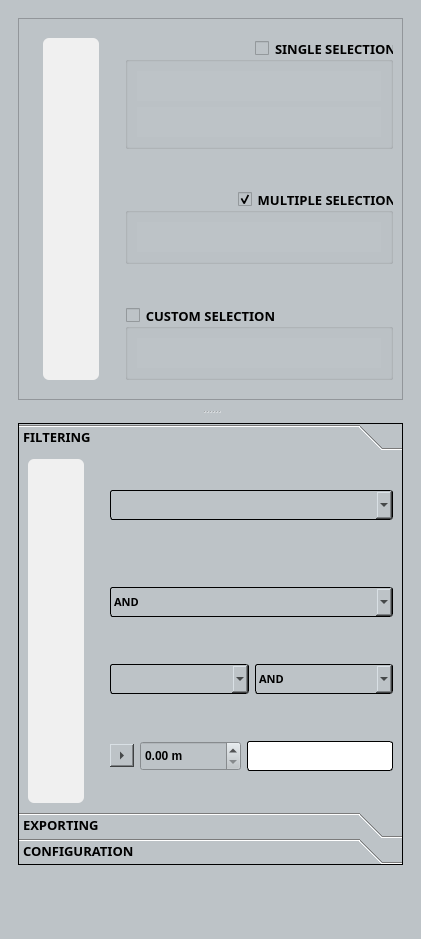
First picture: the form in filter_mate_dockwidget_base.ui, repository sducournau/filter_mate, before the edit.
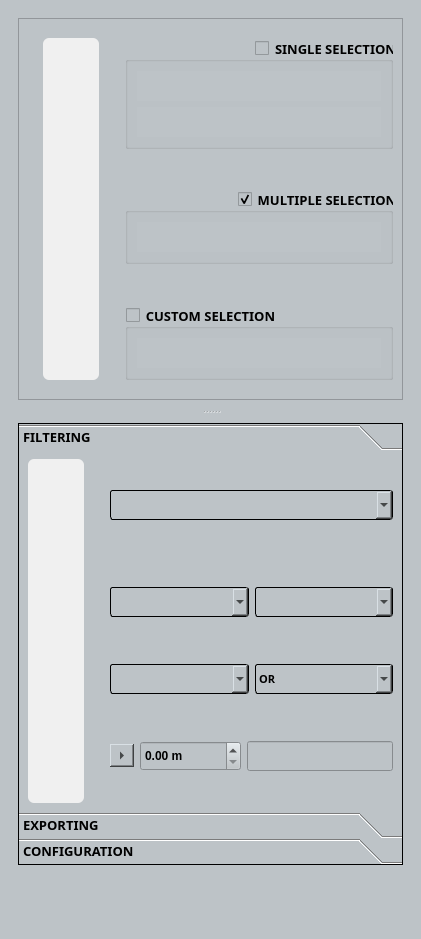
Second picture: the form after the edit. Icons and pictures are not drawn. Custom widgets are drawn as their Qt base class.

Commit message: Fix linking widgets bugs

The edit to the form file:
```diff
--- a/filter_mate_dockwidget_base.ui
+++ b/filter_mate_dockwidget_base.ui
@@ -1663,7 +1663,7 @@
                <x>0</x>
                <y>0</y>
                <width>381</width>
-               <height>354</height>
+               <height>356</height>
               </rect>
              </property>
              <attribute name="icon">
@@ -2450,7 +2450,9 @@
                  </spacer>
                 </item>
                 <item>
-                 <widget class="QComboBox" name="comboBox_filtering_current_layer_combine_operator">
+                 <layout class="QHBoxLayout" name="horizontalLayout_6">
+                  <item>
+                   <widget class="QComboBox" name="comboBox_filtering_source_layer_combine_operator">
                   <property name="sizePolicy">
                    <sizepolicy hsizetype="Preferred" vsizetype="Fixed">
                     <horstretch>0</horstretch>
@@ -2531,6 +2533,11 @@
                   <property name="maxVisibleItems">
                    <number>20</number>
                   </property>
+                    <item>
+                     <property name="text">
+                      <string/>
+                     </property>
+                    </item>
                   <item>
                    <property name="text">
                     <string>AND</string>
@@ -2547,6 +2554,96 @@
                    </property>
                   </item>
                  </widget>
+                  </item>
+                  <item>
+                   <widget class="QComboBox" name="comboBox_filtering_other_layers_combine_operator">
+                    <property name="minimumSize">
+                     <size>
+                      <width>0</width>
+                      <height>30</height>
+                     </size>
+                    </property>
+                    <property name="maximumSize">
+                     <size>
+                      <width>16777215</width>
+                      <height>30</height>
+                     </size>
+                    </property>
+                    <property name="baseSize">
+                     <size>
+                      <width>0</width>
+                      <height>30</height>
+                     </size>
+                    </property>
+                    <property name="font">
+                     <font>
+                      <family>Segoe UI Semibold</family>
+                      <weight>75</weight>
+                      <bold>true</bold>
+                     </font>
+                    </property>
+                    <property name="cursor">
+                     <cursorShape>PointingHandCursor</cursorShape>
+                    </property>
+                    <property name="mouseTracking">
+                     <bool>true</bool>
+                    </property>
+                    <property name="tabletTracking">
+                     <bool>true</bool>
+                    </property>
+                    <property name="styleSheet">
+                     <string notr="true">QComboBox
+{
+ background-color:#bdc3c7;
+border: 1px solid black;
+border-radius: 3px;
+padding: 3px 3px 3px 3px;
+color:black;
+
+}
+
+QComboBox:hover
+{
+
+border: 2px solid black;
+
+}
+
+QComboBox QAbstractItemView {
+
+  background: #bdc3c7;
+  selection-background-color: #34495e;
+	color:black;
+}
+
+
+
+
+</string>
+                    </property>
+                    <item>
+                     <property name="text">
+                      <string/>
+                     </property>
+                    </item>
+                    <item>
+                     <property name="text">
+                      <string>AND</string>
+                     </property>
+                    </item>
+                    <item>
+                     <property name="text">
+                      <string>AND NOT</string>
+                     </property>
+                    </item>
+                    <item>
+                     <property name="text">
+                      <string>OR</string>
+                     </property>
+                    </item>
+                   </widget>
+                  </item>
+                 </layout>
                 </item>
                 <item>
                  <spacer name="verticalSpacer_10">
@@ -2731,7 +2828,7 @@
                     </property>
                     <item>
                      <property name="text">
-                      <string>AND</string>
+                      <string>OR</string>
                      </property>
                     </item>
                     <item>
@@ -2911,25 +3008,7 @@
                      </font>
                     </property>
                     <property name="styleSheet">
-                     <string notr="true">QLineEdit
-{
- background-color:white;
-border: 1px solid black;
-border-radius: 3px;
-padding: 3px 3px 3px 3px;
-color:black;
-
-}
-
-QLineEdit:hover
-{
-
-border: 2px solid black;
-
-}
-
-
-</string>
+                     <string notr="true"/>
                     </property>
                     <property name="readOnly">
                      <bool>false</bool>
```
Left out of the diff: 90 changed lines with no effect on the pictures. Lines whose indentation alone changed are shown as unchanged. The commit also changes 7 other files.
